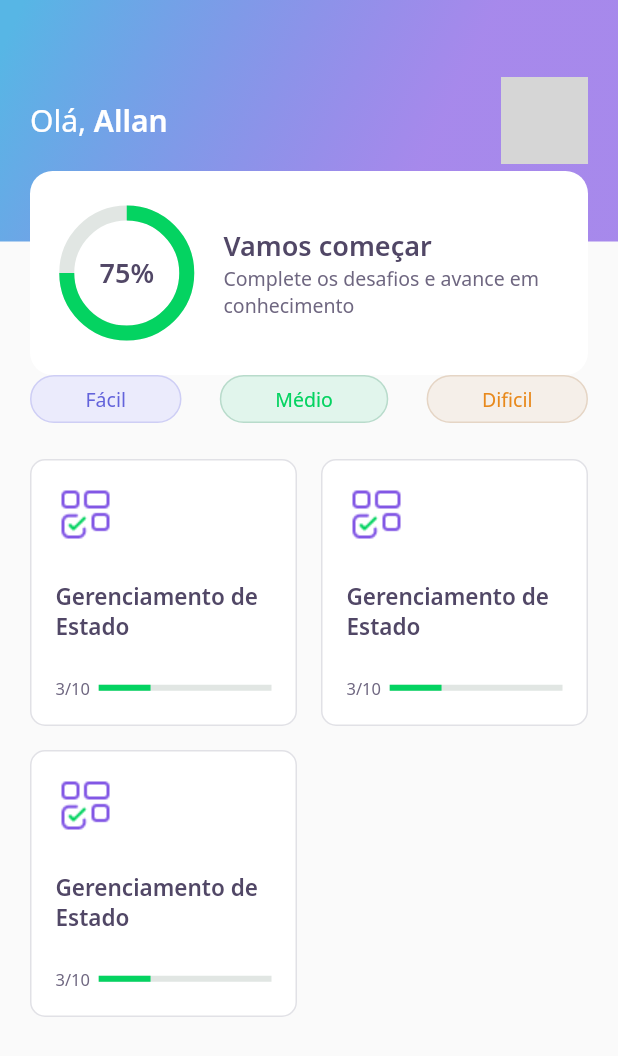
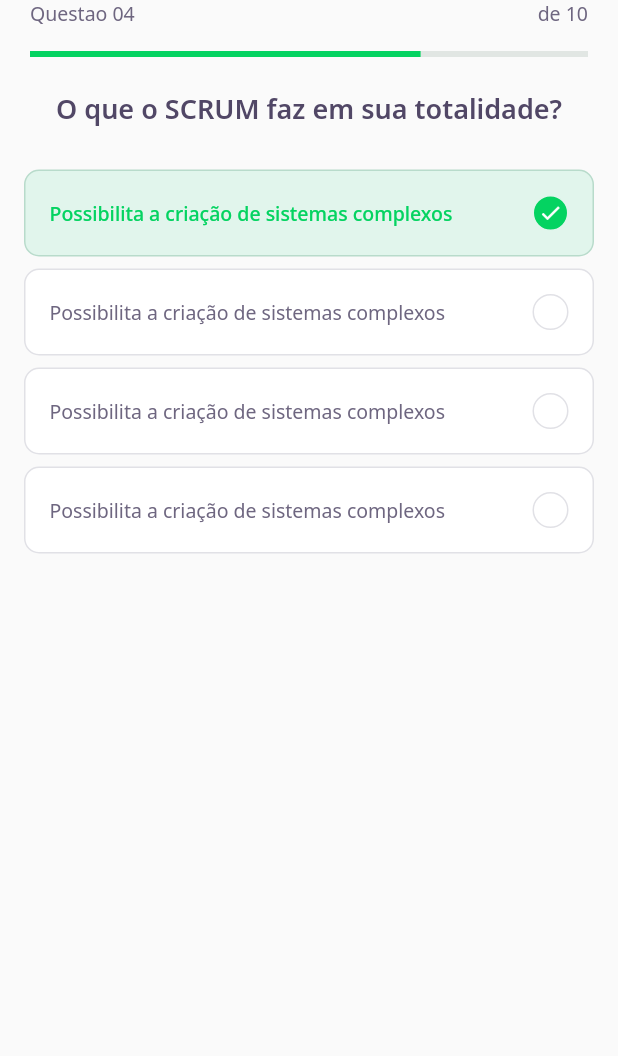
Before and after one commit to allandeyvson/app_quiz, a Flutter app: the screen it shows after launch, on a phone screen of 412 x 824 dp. Shown: the top 1056 px of the screen. Run offline on Flutter 3.47's test engine with Material 2 defaults, Android fonts, the light colour scheme and no system bars; our stand-ins replace google_fonts; grey boxes are pictures that could not be loaded.

Commit message:
create page awnser

```diff
--- /dev/null
+++ b/lib/challenge/challenge_page.dart
@@ -0,0 +1,28 @@
+import 'package:app_quiz/challenge/widgets/question_indicator_widget/question_indicator_widget.dart';
+import 'package:app_quiz/challenge/widgets/quiz/quiz_widget.dart';
+import 'package:flutter/material.dart';
+
+class ChallengePage extends StatefulWidget {
+  const ChallengePage({Key? key}) : super(key: key);
+
+  @override
+  _ChallengePageState createState() => _ChallengePageState();
+}
+
+class _ChallengePageState extends State<ChallengePage> {
+  @override
+  Widget build(BuildContext context) {
+    return Scaffold(
+      appBar: PreferredSize(
+        preferredSize: Size.fromHeight(60),
+        child: SafeArea(
+          top: true,
+          child: QuestionIndicatorWidget(),
+        ),
+      ),
+      body: QuizWidget(
+        title: "O que o SCRUM faz em sua totalidade?",
+      ),
+    );
+  }
+}
--- /dev/null
+++ b/lib/challenge/widgets/awnswer/awnser_widget.dart
@@ -0,0 +1,76 @@
+import 'package:app_quiz/core/core.dart';
+import 'package:flutter/material.dart';
+
+class AwnserWidget extends StatelessWidget {
+  final String title;
+  final bool isRight;
+  final bool isSelected;
+  const AwnserWidget(
+      {Key? key,
+      required this.title,
+      this.isRight = false,
+      this.isSelected = false})
+      : super(key: key);
+
+  Color get _selectedColorRight =>
+      isRight ? AppColors.darkGreen : AppColors.darkRed;
+
+  Color get _selectedBorderRight =>
+      isRight ? AppColors.lightGreen : AppColors.lightRed;
+
+  Color get _selectedColorCardRight =>
+      isRight ? AppColors.lightGreen : AppColors.lightRed;
+
+  Color get _selectedBorderCardRight =>
+      isRight ? AppColors.green : AppColors.red;
+
+  TextStyle get _selectedTextStyleRight =>
+      isRight ? AppTextStyles.bodyDarkGreen : AppTextStyles.bodyDarkRed;
+
+  IconData get _selectedIconRight => isRight ? Icons.check : Icons.close;
+
+  @override
+  Widget build(BuildContext context) {
+    return Padding(
+      padding: const EdgeInsets.symmetric(horizontal: 16, vertical: 4),
+      child: Container(
+        padding: EdgeInsets.all(16),
+        decoration: BoxDecoration(
+          color: isSelected ? _selectedColorCardRight : AppColors.white,
+          borderRadius: BorderRadius.circular(10),
+          border: Border.fromBorderSide(BorderSide(
+              color: isSelected ? _selectedBorderCardRight : AppColors.border)),
+        ),
+        child: Row(
+          children: [
+            Expanded(
+              child: Text(
+                title,
+                style:
+                    isSelected ? _selectedTextStyleRight : AppTextStyles.body,
+              ),
+            ),
+            Container(
+              width: 24,
+              height: 24,
+              decoration: BoxDecoration(
+                  color: isSelected ? _selectedColorRight : AppColors.white,
+                  borderRadius: BorderRadius.circular(500),
+                  border: Border.fromBorderSide(BorderSide(
+                      color: isSelected
+                          ? _selectedBorderRight
+                          : AppColors.border))),
+              child: isSelected
+                  ? Icon(
+                      _selectedIconRight,
+                      size: 16,
+                      color: AppColors.white,
+                    )
+                  : null,
+            )
+          ],
+        ),
+      ),
+    );
+  }
+}
--- /dev/null
+++ b/lib/challenge/widgets/question_indicator_widget/question_indicator_widget.dart
@@ -0,0 +1,35 @@
+import 'package:app_quiz/core/core.dart';
+import 'package:app_quiz/shared/widgets/progress_indicator/progress_indicator_widget.dart';
+import 'package:flutter/material.dart';
+
+class QuestionIndicatorWidget extends StatelessWidget {
+  const QuestionIndicatorWidget({Key? key}) : super(key: key);
+
+  @override
+  Widget build(BuildContext context) {
+    return Container(
+      padding: const EdgeInsets.symmetric(horizontal: 20),
+      child: Column(
+        children: [
+          Row(
+            mainAxisAlignment: MainAxisAlignment.spaceBetween,
+            children: [
+              Text(
+                "Questao 04",
+                style: AppTextStyles.body,
+              ),
+              Text(
+                "de 10",
+                style: AppTextStyles.body,
+              ),
+            ],
+          ),
+          SizedBox(
+            height: 16,
+          ),
+          ProgressIndicatorWidget(value: 0.7)
+        ],
+      ),
+    );
+  }
+}
--- /dev/null
+++ b/lib/challenge/widgets/quiz/quiz_widget.dart
@@ -0,0 +1,32 @@
+import 'package:app_quiz/challenge/widgets/awnswer/awnser_widget.dart';
+import 'package:app_quiz/core/core.dart';
+import 'package:flutter/material.dart';
+
+class QuizWidget extends StatelessWidget {
+  final String title;
+  const QuizWidget({Key? key, required this.title}) : super(key: key);
+
+  @override
+  Widget build(BuildContext context) {
+    return Container(
+      child: Column(
+        children: [
+          Text(
+            title,
+            style: AppTextStyles.heading,
+          ),
+          SizedBox(
+            height: 24,
+          ),
+          AwnserWidget(
+              isRight: true,
+              isSelected: true,
+              title: "Possibilita a criação de sistemas complexos"),
+          AwnserWidget(title: "Possibilita a criação de sistemas complexos"),
+          AwnserWidget(title: "Possibilita a criação de sistemas complexos"),
+          AwnserWidget(title: "Possibilita a criação de sistemas complexos")
+        ],
+      ),
+    );
+  }
+}
--- a/lib/core/app_widget.dart
+++ b/lib/core/app_widget.dart
@@ -1,3 +1,4 @@
+import 'package:app_quiz/challenge/challenge_page.dart';
 import 'package:app_quiz/home/home_page.dart';
 import 'package:app_quiz/splash/splash_page.dart';
 import 'package:flutter/material.dart';
@@ -7,7 +8,7 @@
   Widget build(BuildContext context) {
     return MaterialApp(
       title: "App Quiz",
-      home: HomePage(),
+      home: ChallengePage(),
     );
   }
 }
--- /dev/null
+++ b/lib/shared/widgets/progress_indicator/progress_indicator_widget.dart
@@ -0,0 +1,17 @@
+import 'package:app_quiz/core/core.dart';
+import 'package:flutter/material.dart';
+
+class ProgressIndicatorWidget extends StatelessWidget {
+  final double value;
+  const ProgressIndicatorWidget({Key? key, required this.value})
+      : super(key: key);
+
+  @override
+  Widget build(BuildContext context) {
+    return LinearProgressIndicator(
+      value: value,
+      backgroundColor: AppColors.chartSecondary,
+      valueColor: AlwaysStoppedAnimation<Color>(AppColors.chartPrimary),
+    );
+  }
+}
--- a/lib/widgets/quiz_card/quiz_card_widget.dart
+++ b/lib/widgets/quiz_card/quiz_card_widget.dart
@@ -1,4 +1,5 @@
 import 'package:app_quiz/core/core.dart';
+import 'package:app_quiz/shared/widgets/progress_indicator/progress_indicator_widget.dart';
 import 'package:flutter/material.dart';
 
 class QuizCardWidget extends StatelessWidget {
@@ -42,11 +43,8 @@
               ),
               Expanded(
                 flex: 4,
-                child: LinearProgressIndicator(
+                child: ProgressIndicatorWidget(
                   value: 0.3,
-                  backgroundColor: AppColors.chartSecondary,
-                  valueColor:
-                      AlwaysStoppedAnimation<Color>(AppColors.chartPrimary),
                 ),
               )
             ],
```
